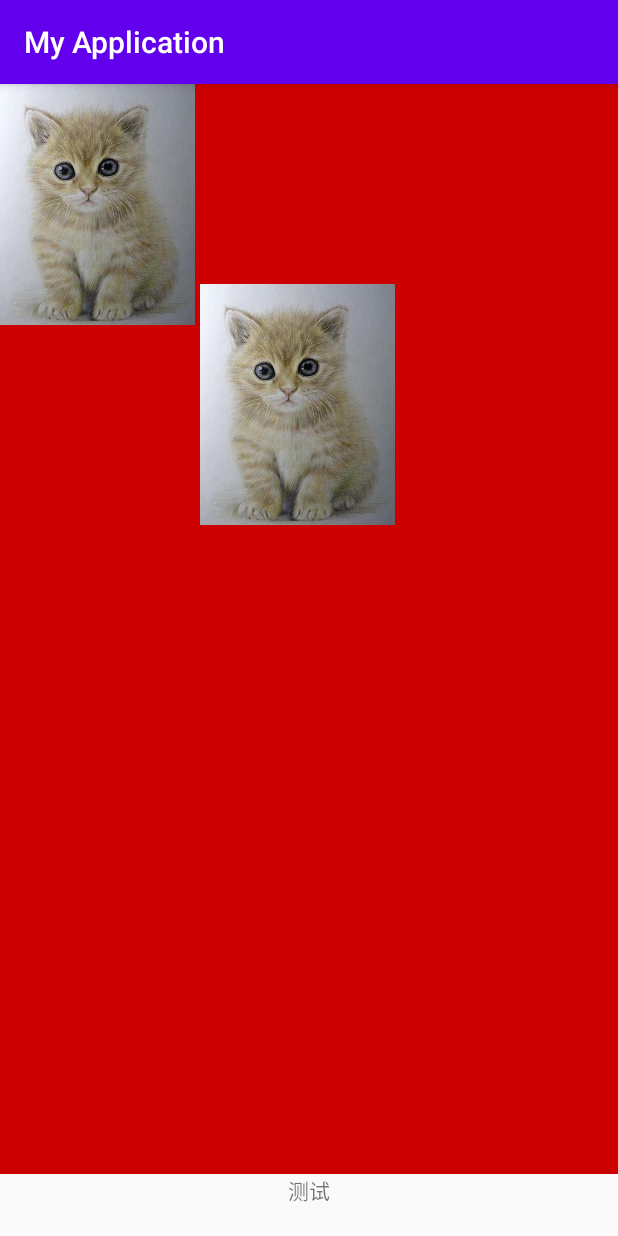
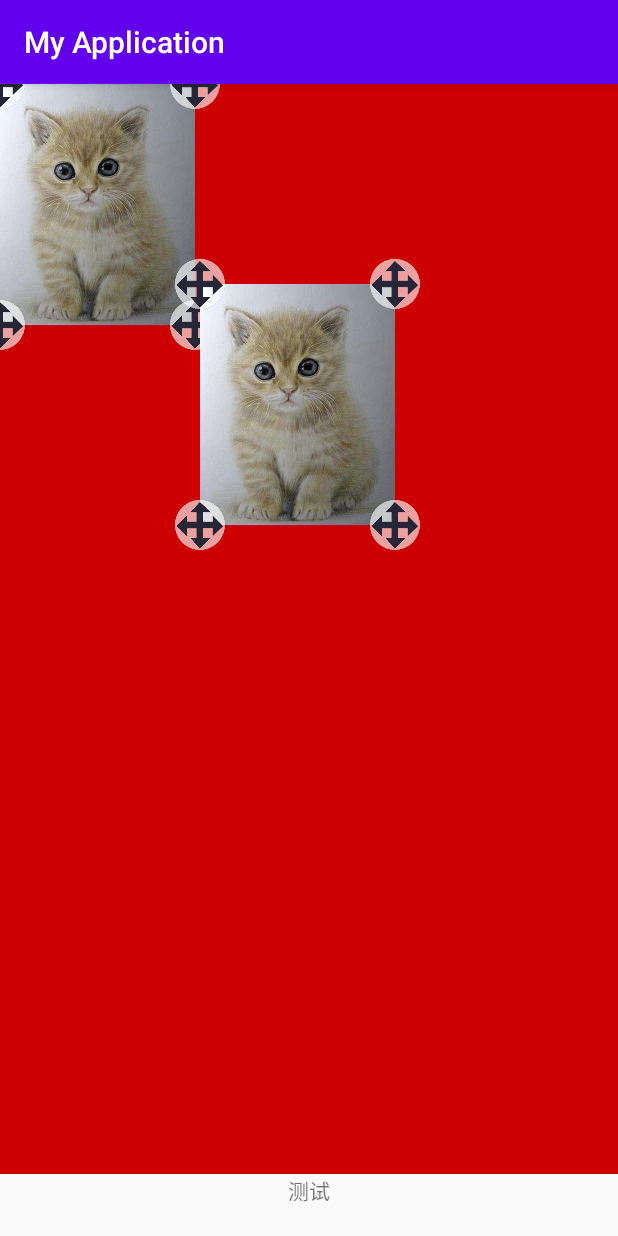
Before and after one commit to hlder/ls_video_edit, an Android app: the screen it shows after launch (MainActivity), on a phone screen of 412 x 824 dp. Run offline under Robolectric (Android 15) with nearby library versions, the light colour scheme and no system bars.

Commit message:
处理点击事件

```diff
--- a/app/src/main/java/com/example/myapplication/LsVideoEditer.java
+++ b/app/src/main/java/com/example/myapplication/LsVideoEditer.java
@@ -9,6 +9,8 @@ import android.graphics.Matrix;
 import android.graphics.Paint;
 import android.graphics.Rect;
 import android.graphics.RectF;
+import android.graphics.drawable.Drawable;
+import android.os.Build;
 import android.support.annotation.Nullable;
 import android.util.AttributeSet;
 import android.util.Log;
@@ -26,88 +28,116 @@ public class LsVideoEditer extends View {
         super(context);
         init();
     }
-
     public LsVideoEditer(Context context, @Nullable AttributeSet attrs) {
         super(context, attrs);
-
-
-
+        initAttrs(context,attrs,0);
         init();
     }
-
     public LsVideoEditer(Context context, @Nullable AttributeSet attrs, int defStyleAttr) {
         super(context, attrs, defStyleAttr);
+        initAttrs(context,attrs,defStyleAttr);
         init();
     }
+    private final float defSize=50;
 
-    private void initAttrs(Context context, AttributeSet attrs){
-        TypedArray typedArray=context.obtainStyledAttributes(attrs,R.styleable.lsVideoEditer);
+    private float leftTopIconWidth=defSize;
+    private float leftTopIconHeight=defSize;
+    private float leftBottomIconWidth=defSize;
+    private float leftBottomIconHeight=defSize;
+    private float rightTopIconWidth=defSize;
+    private float rightTopIconHeight=defSize;
+    private float rightBottomIconWidth=defSize;
+    private float rightBottomIconHeight=defSize;
 
-        float leftTopIconWidth=typedArray.getDimension(R.styleable.lsVideoEditer_leftTopIconWidth,20);
-        float leftTopIconHeight=typedArray.getDimension(R.styleable.lsVideoEditer_leftTopIconHeight,20);
+    private void initAttrs(Context context, AttributeSet attrs, int defStyleAttr){
+        TypedArray typedArray=context.obtainStyledAttributes(attrs,R.styleable.lsVideoEditer,defStyleAttr,0);
 
-        float leftBottomIconWidth=typedArray.getDimension(R.styleable.lsVideoEditer_leftBottomIconWidth,20);
-        float leftBottomIconHeight=typedArray.getDimension(R.styleable.lsVideoEditer_leftBottomIconHeight,20);
+        leftTopIconWidth=typedArray.getDimension(R.styleable.lsVideoEditer_leftTopIconWidth,defSize);
+        leftTopIconHeight=typedArray.getDimension(R.styleable.lsVideoEditer_leftTopIconHeight,defSize);
 
-        float rightTopIconWidth=typedArray.getDimension(R.styleable.lsVideoEditer_rightTopIconWidth,20);
-        float rightTopIconHeight=typedArray.getDimension(R.styleable.lsVideoEditer_rightTopIconHeight,20);
+        leftBottomIconWidth =typedArray.getDimension(R.styleable.lsVideoEditer_leftBottomIconWidth,defSize);
+        leftBottomIconHeight =typedArray.getDimension(R.styleable.lsVideoEditer_leftBottomIconHeight,defSize);
 
-        float rightBottomIconWidth=typedArray.getDimension(R.styleable.lsVideoEditer_rightBottomIconWidth,20);
-        float rightBottomIconHeight=typedArray.getDimension(R.styleable.lsVideoEditer_rightBottomIconHeight,20);
+        rightTopIconWidth =typedArray.getDimension(R.styleable.lsVideoEditer_rightTopIconWidth,defSize);
+        rightTopIconHeight =typedArray.getDimension(R.styleable.lsVideoEditer_rightTopIconHeight,defSize);
 
+        rightBottomIconWidth =typedArray.getDimension(R.styleable.lsVideoEditer_rightBottomIconWidth,defSize);
+        rightBottomIconHeight =typedArray.getDimension(R.styleable.lsVideoEditer_rightBottomIconHeight,defSize);
+
+        hotSize = typedArray.getDimension(R.styleable.lsVideoEditer_iconHotSize,50);
+
+        clickGestureSize = typedArray.getDimension(R.styleable.lsVideoEditer_clickGestureSize,10);
 
         int leftTopIconIconId=typedArray.getResourceId(R.styleable.lsVideoEditer_leftTopIcon,0);
-
         int leftBottomIconId=typedArray.getResourceId(R.styleable.lsVideoEditer_leftBottomIcon,0);
-
         int rightTopIconId=typedArray.getResourceId(R.styleable.lsVideoEditer_rightTopIcon,0);
-
         int rightBottomIconId=typedArray.getResourceId(R.styleable.lsVideoEditer_rightBottomIcon,0);
 
-
         if(leftTopIconIconId!=0){
-            leftTopIcon=BitmapFactory.decodeResource(getResources(),leftTopIconIconId);
+            leftTopIcon=getBitmap(context,leftTopIconIconId);
         }
         if(leftBottomIconId!=0){
-            leftBottomIcon=BitmapFactory.decodeResource(getResources(),leftBottomIconId);
+            leftBottomIcon=getBitmap(context,leftBottomIconId);
+        }
+        if(rightTopIconId!=0){
+            rightTopIcon=getBitmap(context,rightTopIconId);
+        }
+        if(rightBottomIconId!=0){
+            rightBottomIcon=getBitmap(context,rightBottomIconId);
         }
 
     }
 
-
-    private void init(){
+    private static Bitmap getBitmap(Context context, int vectorDrawableId) {
+        Bitmap bitmap ;
+        if (Build.VERSION.SDK_INT > Build.VERSION_CODES.LOLLIPOP) {//vector不能直接使用decodeResource
+            Drawable vectorDrawable = context.getDrawable(vectorDrawableId);
+            bitmap = Bitmap.createBitmap(vectorDrawable.getIntrinsicWidth(),
+                    vectorDrawable.getIntrinsicHeight(), Bitmap.Config.ARGB_8888);
+            Canvas canvas = new Canvas(bitmap);
+            vectorDrawable.setBounds(0, 0, canvas.getWidth(), canvas.getHeight());
+            vectorDrawable.draw(canvas);
+        } else {
+            bitmap = BitmapFactory.decodeResource(context.getResources(), vectorDrawableId);
+        }
+        return bitmap;
+    }
 
 
+
+    //初始化
+    private void init(){
         resBitmap= BitmapFactory.decodeResource(getResources(),R.mipmap.icon_test);
 
         list.add(Item.createItem(0,0,resBitmap.getWidth(),resBitmap.getHeight()));
         list.add(Item.createItem(200,200,200+resBitmap.getWidth(),200+resBitmap.getHeight()));
     }
 
+
+
+
     private Bitmap resBitmap;//可以拖动的bitmap
 
+    private float hotSize=50;//热点区域的大小
 
-    private final int hotSize=100;//热点区域的大小
+    private float clickGestureSize=10;//touch判断是否是点击时候，down的x,y和up时xy的距离，如果在这个距离之下，则认为click，便会回调click事件
 
-    private float touchX=100;//touch的x轴
-    private float touchY=100;//touch的y轴的位置
+    private float touchX=0;//touch的x轴
+    private float touchY=0;//touch的y轴的位置
 
+    private float touchDownX=0;
+    private float touchDownY=0;
 
     private Bitmap leftTopIcon;//左上角的图标
     private Bitmap rightTopIcon;//右上角的图标
     private Bitmap leftBottomIcon;//左下角的图标
     private Bitmap rightBottomIcon;//右下角的图标
 
-
     private int vWidth;
     private int vHeight;
 
-
-
     //存放bitmap的信息
     private List<Item> list=new ArrayList<>();
-
-
 
 
     @Override
@@ -130,21 +160,41 @@ public class LsVideoEditer extends View {
                 float blX=tw/resBitmap.getWidth();
                 float blY=th/resBitmap.getHeight();
 
-
                 if(item.isFlip()){
                     matrix.postScale(-1,1,resBitmap.getWidth()/2,resBitmap.getHeight()/2);
                 }else{
                     matrix.postScale(blX,blY);
                 }
 
-
                 matrix.postTranslate(item.rectF.left,item.rectF.top);
                 canvas.drawBitmap(resBitmap,matrix,paint);
+
+                drawIcon(canvas,leftTopIcon,paint,item.rectF.left,item.rectF.top,leftTopIconWidth,leftTopIconHeight);
+                drawIcon(canvas,leftBottomIcon,paint,item.rectF.left,item.rectF.bottom,leftBottomIconWidth,leftBottomIconHeight);
+                drawIcon(canvas,rightBottomIcon,paint,item.rectF.right,item.rectF.bottom,rightBottomIconWidth,rightBottomIconHeight);
+                drawIcon(canvas,rightTopIcon,paint,item.rectF.right,item.rectF.top,rightTopIconWidth,rightTopIconHeight);
+
             }
         }
-
     }
 
+
+    private void drawIcon(Canvas canvas,Bitmap bitmap,Paint paint,float centX,float centY,float width,float height){
+        if(bitmap==null){
+            return;
+        }
+
+        Rect srcLeftTopIcon=new Rect(0,0,leftTopIcon.getWidth(),leftTopIcon.getHeight());
+
+        int l= (int) (centX-width/2);
+        int t= (int) (centY-height/2);
+        int r= (int) (l+width);
+        int b= (int) (t+height);
+
+        Rect rectLeftTopIcon=new Rect(l,t,r,b);
+
+        canvas.drawBitmap(bitmap,srcLeftTopIcon,rectLeftTopIcon,paint);
+    }
 
 
 
@@ -162,25 +212,32 @@ public class LsVideoEditer extends View {
         int action=event.getAction();
 
         if(action==MotionEvent.ACTION_DOWN){
+            touchDownX=event.getX();
+            touchDownY=event.getY();
+
             selectedItem=null;
             boolean isSelected=false;
             for(int i=list.size()-1;i>=0;i--){
                 Item item=list.get(i);
                 RectF rectF=item.getRectF();
-                if(!isSelected&&touchX>rectF.left&&touchX<rectF.right&&touchY>rectF.top&&touchY<rectF.bottom){
+                if(!isSelected&&touchX>rectF.left-hotSize&&touchX<rectF.right+hotSize&&touchY>rectF.top-hotSize&&touchY<rectF.bottom+hotSize){
                     //表明touch的点已经在该图片里面了，下面判断是否是在左下角和右下角，当在左下角和右下角时候，不能被拖动
+
+                    if(rightBottomIcon!=null && touchX>(rectF.right-hotSize)&&touchY>(rectF.bottom-hotSize)){
+                        item.setType(1);//缩放
+                    }else if(leftBottomIcon!=null && touchX<(rectF.left+hotSize)&&touchY>(rectF.bottom-hotSize)){
+                        item.setType(2);//翻转
+                    }else if(rightTopIcon!=null && touchX>(rectF.right-hotSize)&&touchY<(rectF.top+hotSize)){
+                        item.setType(3);//删除
+                    }else if(touchX>rectF.left&&touchX<rectF.right&&touchY>rectF.top&&touchY<rectF.bottom){//如果移动的话还要不算热区
+                        item.setType(0);//移动
+                    }else{//表示按在热区外
+                        continue;
+                    }
+
                     item.setSelected(true);
                     isSelected=true;
 
-                    if(touchX>(rectF.right-hotSize)&&touchY>(rectF.bottom-hotSize)){
-                        item.setType(1);//缩放
-                    }else if(touchX<(rectF.left+hotSize)&&touchY>(rectF.bottom-hotSize)){
-                        item.setType(2);//翻转
-                    }else if(touchX>(rectF.right-hotSize)&&touchY<(rectF.top+hotSize)){
-                        item.setType(3);//删除
-                    }else{
-                        item.setType(0);//移动
-                    }
                     //表示按住了右下角
                     item.setLeftDistance(touchX-rectF.left);
                     item.setTopDistance(touchY-rectF.top);
@@ -190,8 +247,21 @@ public class LsVideoEditer extends View {
                     item.setSelected(false);
                 }
             }
-        }else if(action==MotionEvent.ACTION_UP){
-        }else if(action==MotionEvent.ACTION_CANCEL){
+        }else if(action==MotionEvent.ACTION_UP||action==MotionEvent.ACTION_CANCEL){//离手
+            if(Math.abs(touchDownX-touchX)<clickGestureSize&&Math.abs(touchDownY-touchY)<clickGestureSize){//点击手势判断成功
+                for(Item item:list){//循环便利，是否有选中的item
+                    if(item.isSelected()){//选中了
+                        int type=item.getType();
+                        if(type==2){//点击了翻转
+                            onItemFlipClick(item);
+                        }else if(type==3){//点击了删除
+                            onItemDelteLick(item);
+                        }
+                    }
+
+                }
+            }
+
         }else if(MotionEvent.ACTION_MOVE==action){
             if(selectedItem!=null){
                 if(selectedItem.getType()==0){//移动
@@ -226,6 +296,14 @@ public class LsVideoEditer extends View {
     }
 
 
+    //点击了右上角删除
+    private void onItemDelteLick(Item item){
+        Log.d("dddd","点击了删除");
+    }
+    ///点击了左下角翻转
+    private void onItemFlipClick(Item item){
+        Log.d("dddd","点击了翻转");
+    }
 
 
 
--- a/app/src/main/res/layout/activity_main.xml
+++ b/app/src/main/res/layout/activity_main.xml
@@ -5,13 +5,16 @@
     android:layout_width="match_parent"
     android:layout_height="match_parent"
     tools:context=".MainActivity">
-<!--    xmlns:myapp="http://schemas.android.com/apk/res/com.example.myapplication"-->
 
     <com.example.myapplication.LsVideoEditer
         android:id="@+id/mTestView"
         android:layout_width="0dp"
         android:layout_height="0dp"
-        app:lefTopIcon="@mipmap/ic_launcher"
+
+        app:leftTopIcon="@mipmap/icon_move"
+        app:leftBottomIcon="@mipmap/icon_move"
+        app:rightTopIcon="@mipmap/icon_move"
+        app:rightBottomIcon="@mipmap/icon_move"
 
         app:layout_constraintTop_toTopOf="parent"
         app:layout_constraintLeft_toLeftOf="parent"
@@ -19,6 +22,8 @@
         app:layout_constraintBottom_toTopOf="@+id/textView"
         android:background="@android:color/holo_red_dark"
         />
+
+
 
     <TextView
         android:id="@+id/textView"
--- a/app/src/main/res/values/attrs.xml
+++ b/app/src/main/res/values/attrs.xml
@@ -13,6 +13,11 @@
         <attr name="rightBottomIconWidth" format="dimension" />
         <attr name="rightBottomIconHeight" format="dimension" />
 
+        <!-- touch的热区范围，四个脚的角标，触点的大小,默认为50px -->
+        <attr name="iconHotSize" format="dimension"/>
+
+        <!--  touch判断是否是点击时候，down的x,y和up时xy的距离，如果在这个距离之下，则认为click，便会回调click事件,默认为10px -->
+        <attr name="clickGestureSize" format="dimension"/>
 
         <attr name="leftTopIcon" format="reference"/>
         <attr name="leftBottomIcon" format="reference"/>
```
Also changed, not shown: app/src/main/res/mipmap-xxhdpi/icon_move.png (added).
